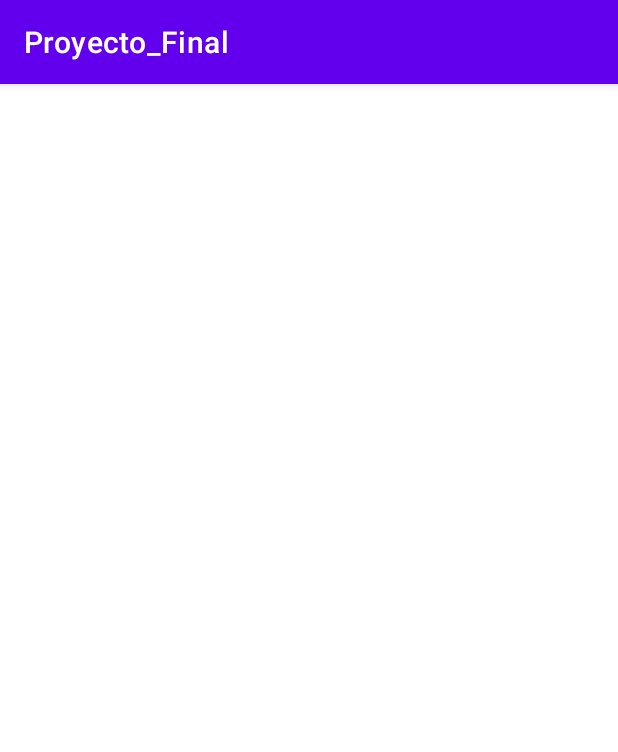
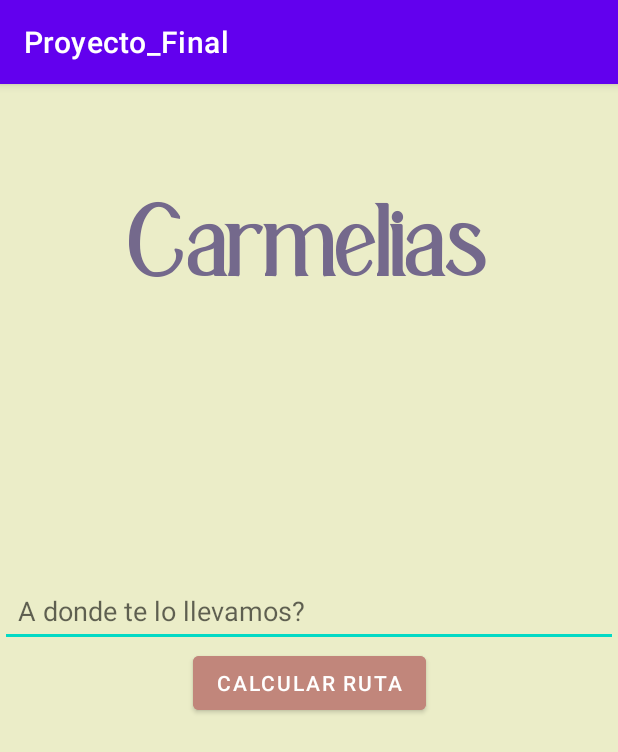
Before and after one commit to Andrey-Moises/Proyecto_Final, an Android app: the Pedido screen opened directly, with no data from a screen before it, on a phone screen of 412 x 824 dp. Shown: the top 752 px of the screen. Run offline under Robolectric (Android 15) with nearby library versions, the phone set to English and light mode, and no system bars.

Commit message:
Los 2 puntos adicionales completados

```diff
--- a/app/src/main/java/com/example/proyecto_final/Pedido.java
+++ b/app/src/main/java/com/example/proyecto_final/Pedido.java
@@ -2,13 +2,45 @@ package com.example.proyecto_final;
 
 import androidx.appcompat.app.AppCompatActivity;
 
+import android.content.Intent;
+import android.net.Uri;
 import android.os.Bundle;
+import android.view.View;
+import android.widget.Button;
+import android.widget.EditText;
 
 public class Pedido extends AppCompatActivity {
+
+    EditText de;
+    Button boton;
 
     @Override
     protected void onCreate(Bundle savedInstanceState) {
         super.onCreate(savedInstanceState);
         setContentView(R.layout.activity_pedido);
+
+        Intent GO = getIntent();
+
+        de = (EditText) findViewById(R.id.de);
+        boton = (Button) findViewById(R.id.boton);
+        boton.setOnClickListener(new View.OnClickListener() {
+            @Override
+            public void onClick(View view) {
+                String sde = de.getText().toString().trim();
+
+                despliegueRuta(sde);
+
+            }
+        });
+    }
+
+    private void despliegueRuta(String sde) {
+        Uri uri = Uri.parse("http://www.google.co.in/maps/dir/" + "Unitec Atizapan" + "/" + sde);
+        Intent intent = new Intent(Intent.ACTION_VIEW, uri);
+        intent.setPackage("com.google.android.apps.maps");
+        intent.setPackage("com.google.android.apps.maps");
+        intent.setFlags(Intent.FLAG_ACTIVITY_NEW_TASK);
+        startActivity(intent);
+
     }
 }
--- a/app/src/main/res/layout/activity_pedido.xml
+++ b/app/src/main/res/layout/activity_pedido.xml
@@ -4,6 +4,52 @@
     xmlns:tools="http://schemas.android.com/tools"
     android:layout_width="match_parent"
     android:layout_height="match_parent"
-    tools:context=".Pedido">
+    tools:context=".Pedido"
+    android:background="@color/Primario1">
+
+    <TextView
+
+        android:id="@+id/title"
+        android:layout_width="wrap_content"
+        android:layout_height="wrap_content"
+        android:text="Carmelias"
+        android:textColor="@color/Primario3"
+        app:layout_constraintEnd_toEndOf="parent"
+        app:layout_constraintStart_toStartOf="parent"
+        app:layout_constraintTop_toTopOf="parent"
+        android:layout_marginTop="70dp"
+        android:textSize="70dp"
+        android:textStyle="bold"
+        android:fontFamily="@font/font"
+
+        />
+
+    <EditText
+
+        android:id="@+id/de"
+        android:layout_width="match_parent"
+        android:layout_height="wrap_content"
+        android:hint="A donde te lo llevamos?"
+        android:padding="12dp"
+        app:layout_constraintBottom_toTopOf="@id/boton"
+
+        />
+
+    <Button
+
+        android:id="@+id/boton"
+        android:layout_width="wrap_content"
+        android:layout_height="wrap_content"
+        android:layout_marginTop="30dp"
+
+        android:text="calcular ruta"
+        app:layout_constraintBottom_toBottomOf="parent"
+        app:layout_constraintEnd_toEndOf="parent"
+        app:layout_constraintHorizontal_bias="0.5"
+        app:layout_constraintStart_toStartOf="parent"
+        app:layout_constraintTop_toTopOf="parent"
+        android:backgroundTint="@color/Primario4"
+
+        />
 
 </androidx.constraintlayout.widget.ConstraintLayout>
```
Also changed, not shown: app/src/main/java/com/example/proyecto_final/Llegar.java (+34 -0 lines), app/src/main/res/layout/activity_llegar.xml (+49 -1 lines).
